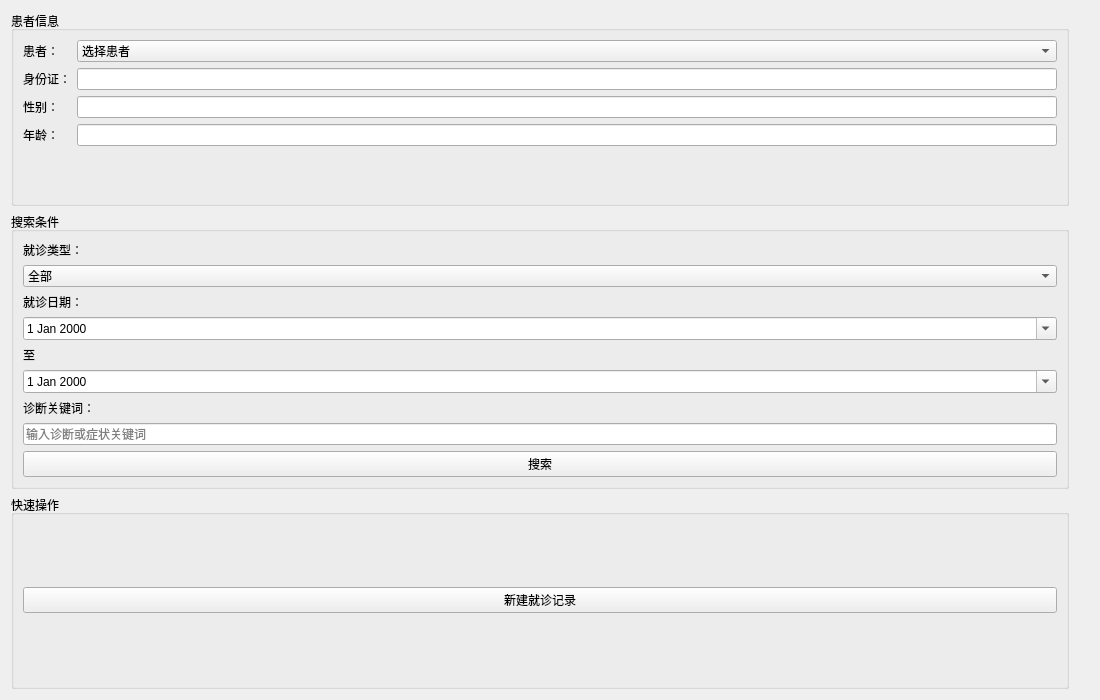
This is recordview.ui in jiaminxu-design/qt-medical_system as Qt 5 draws it before an edit. The edited form follows.
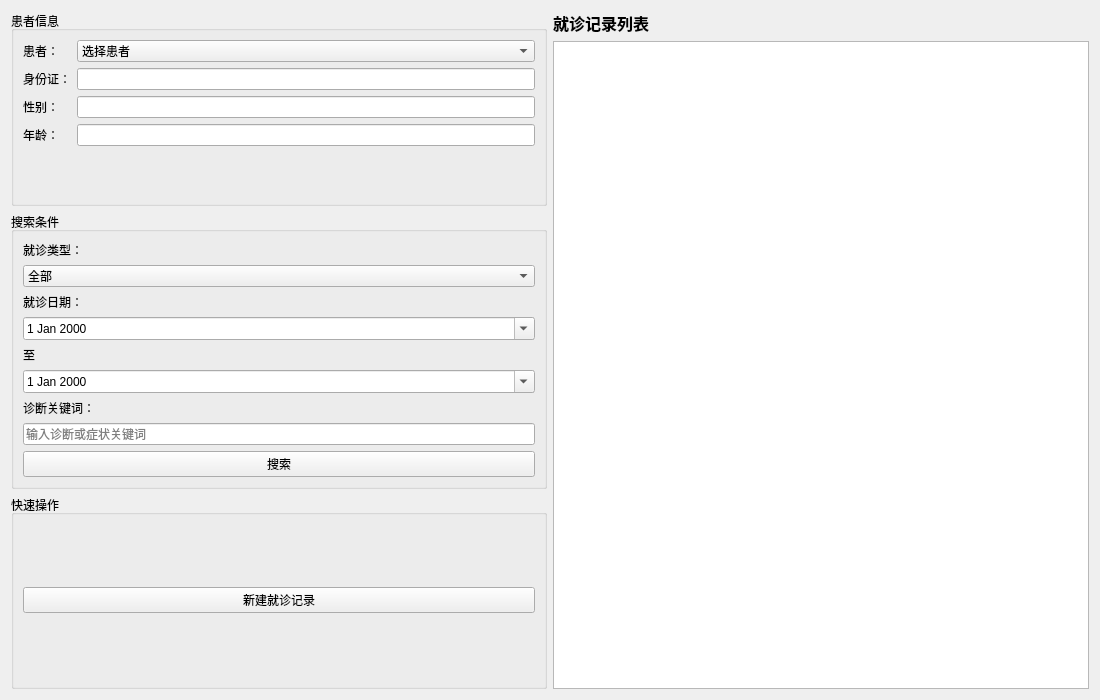
This is the edited form.

Patch:
```diff
--- a/recordview.ui
+++ b/recordview.ui
@@ -193,17 +193,33 @@
    <item>
     <layout class="QVBoxLayout" name="verticalLayout">
      <item>
-      <spacer name="verticalSpacer">
-       <property name="orientation">
-        <enum>Qt::Vertical</enum>
+      <widget class="QLabel" name="labelRecordList">
+       <property name="text">
+        <string>就诊记录列表</string>
        </property>
-       <property name="sizeHint" stdset="0">
-        <size>
-         <width>20</width>
-         <height>40</height>
-        </size>
+       <property name="font">
+        <font>
+         <pointsize>12</pointsize>
+         <bold>true</bold>
+        </font>
        </property>
-      </spacer>
+       <property name="alignment">
+        <set>Qt::AlignLeft</set>
+       </property>
+      </widget>
+     </item>
+     <item>
+      <widget class="QTableView" name="tableRecords">
+       <property name="selectionBehavior">
+        <enum>QAbstractItemView::SelectRows</enum>
+       </property>
+       <property name="sortingEnabled">
+        <bool>true</bool>
+       </property>
+       <property name="editTriggers">
+        <set>QAbstractItemView::NoEditTriggers</set>
+       </property>
+      </widget>
      </item>
     </layout>
    </item>
```
